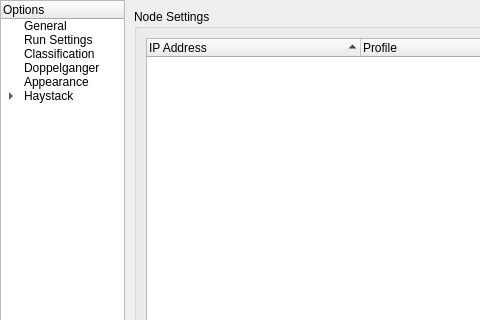
Qt form NovaGUI/UI/novaconfig.ui (altf4/Nova) before a commit; both pictures show x 0 to 480 and y 0 to 320 of the 800 by 500 pixel window.
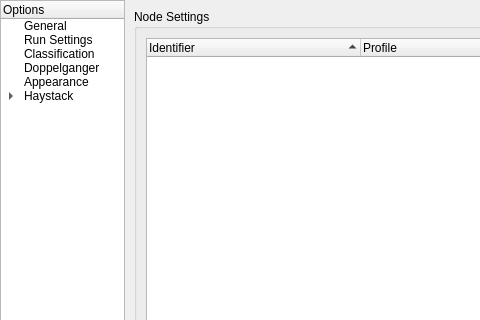
The same form after that commit. The open tabs and pages were chosen to show the change.

Commit message: NovaGUI: NovaConfig: configure node profiles in GUI

The edit to the form file:
```diff
--- a/NovaGUI/UI/novaconfig.ui
+++ b/NovaGUI/UI/novaconfig.ui
@@ -1500,7 +1500,7 @@
                </attribute>
                <column>
                 <property name="text">
-                 <string>IP Address</string>
+                 <string>Identifier</string>
                 </property>
                </column>
                <column>
```
Left out of the diff: 2 changed lines with no effect on the pictures. The commit also changes 4 other files.
